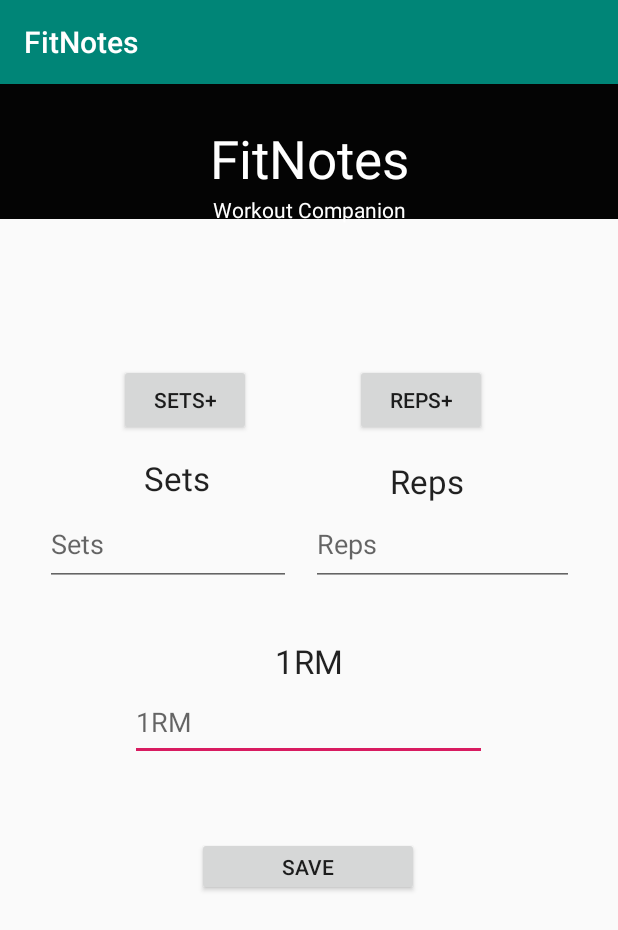
After one commit to angad-singh15/CS449-Project, an Android app: the DropDownActivity screen opened directly, with no data from a screen before it, on a phone screen of 412 x 824 dp. The commit adds this screen. Shown: the top 930 px of the screen. Run offline under Robolectric (Android 15) with nearby library versions, the phone set to English and light mode, and no system bars.

Commit message:
Added activity page for workout section

```diff
--- a/app/src/main/AndroidManifest.xml
+++ b/app/src/main/AndroidManifest.xml
@@ -1,6 +1,6 @@
 <?xml version="1.0" encoding="utf-8"?>
 <manifest xmlns:android="http://schemas.android.com/apk/res/android"
-    package="com.example.fitnotes" >
+    package="com.example.fitnotes">
 
     <application
         android:allowBackup="true"
@@ -8,8 +8,9 @@
         android:label="@string/app_name"
         android:roundIcon="@mipmap/ic_launcher_round"
         android:supportsRtl="true"
-        android:theme="@style/AppTheme" >
-        <activity android:name=".MainActivity" >
+        android:theme="@style/AppTheme">
+        <activity android:name=".DropDownActivity"></activity>
+        <activity android:name=".MainActivity">
             <intent-filter>
                 <action android:name="android.intent.action.MAIN" />
 
--- /dev/null
+++ b/app/src/main/java/com/example/fitnotes/DropDownActivity.java
@@ -0,0 +1,49 @@
+package com.example.fitnotes;
+
+import androidx.appcompat.app.AppCompatActivity;
+
+import android.os.Bundle;
+import android.view.View;
+import android.widget.Button;
+import android.widget.EditText;
+import android.widget.Toast;
+
+public class DropDownActivity extends AppCompatActivity {
+
+    int sets, reps, oneRM;
+    EditText setsInput;
+    EditText repsInput;
+    EditText onermInput;
+
+    Button saveBttn;
+
+    @Override
+    protected void onCreate(Bundle savedInstanceState) {
+        super.onCreate(savedInstanceState);
+        setContentView(R.layout.activity_drop_down);
+
+        setsInput = (EditText) findViewById(R.id.setsInput);
+        repsInput = (EditText) findViewById(R.id.repsInput);
+        onermInput = (EditText) findViewById(R.id.rmInput);
+
+        saveBttn = (Button)findViewById(R.id.saveBttn);
+
+        saveBttn.setOnClickListener(new View.OnClickListener(){
+            @Override
+            public void onClick(View v){
+                sets = Integer.valueOf(setsInput.getText().toString());
+                reps = Integer.valueOf(repsInput.getText().toString());
+                oneRM = Integer.valueOf(onermInput.getText().toString());
+
+                showToast("Sets entered: " + String.valueOf(sets));
+                showToast("Reps entered: " + String.valueOf(reps));
+                showToast("1RM entered: " + String.valueOf(oneRM));
+            }
+
+        });
+    }
+
+    private void showToast(String text){
+        Toast.makeText(DropDownActivity.this, text, Toast.LENGTH_SHORT).show();
+    }
+}
--- a/app/src/main/java/com/example/fitnotes/MainActivity.java
+++ b/app/src/main/java/com/example/fitnotes/MainActivity.java
@@ -2,6 +2,7 @@
 
 import androidx.appcompat.app.AppCompatActivity;
 
+import android.content.Intent;
 import android.graphics.Color;
 import android.os.Bundle;
 import android.view.View;
@@ -26,12 +27,20 @@
 
     @Override
     public void onItemSelected(AdapterView<?> parent, View view, int position, long id) {
-       // ((TextView) parent.getChildAt(0)).setTextColor(Color.WHITE);
-       // ((TextView) parent.getChildAt(0)).setTextSize(15);
+
+        if(parent.getItemAtPosition(position).equals("Choose Your Workout")){
+            // do nothing
+        }
+        else {
+            Intent intent = new Intent(MainActivity.this, DropDownActivity.class);
+            startActivity(intent);
+        }
+
     }
 
     @Override
     public void onNothingSelected(AdapterView<?> parent) {
 
+
     }
 }
--- /dev/null
+++ b/app/src/main/res/layout/activity_drop_down.xml
@@ -0,0 +1,168 @@
+<?xml version="1.0" encoding="utf-8"?>
+<androidx.constraintlayout.widget.ConstraintLayout xmlns:android="http://schemas.android.com/apk/res/android"
+    xmlns:app="http://schemas.android.com/apk/res-auto"
+    xmlns:tools="http://schemas.android.com/tools"
+    android:layout_width="match_parent"
+    android:layout_height="match_parent"
+    tools:context=".DropDownActivity">
+
+    <View
+        android:id="@+id/view2"
+        android:layout_width="wrap_content"
+        android:layout_height="90dp"
+        android:background="#040404"
+        app:layout_constraintBottom_toBottomOf="parent"
+        app:layout_constraintEnd_toEndOf="parent"
+        app:layout_constraintHorizontal_bias="0.0"
+        app:layout_constraintStart_toStartOf="parent"
+        app:layout_constraintTop_toTopOf="parent"
+        app:layout_constraintVertical_bias="0.0" />
+
+    <TextView
+        android:id="@+id/textView"
+        android:layout_width="143dp"
+        android:layout_height="57dp"
+        android:text="FitNotes"
+        android:textAlignment="center"
+        android:textColor="@color/white"
+        android:textSize="35dp"
+        app:layout_constraintBottom_toBottomOf="parent"
+        app:layout_constraintEnd_toEndOf="parent"
+        app:layout_constraintStart_toStartOf="parent"
+        app:layout_constraintTop_toTopOf="parent"
+        app:layout_constraintVertical_bias="0.037" />
+
+    <TextView
+        android:id="@+id/textView3"
+        android:layout_width="wrap_content"
+        android:layout_height="wrap_content"
+        android:text="Workout Companion"
+        android:textColor="@color/white"
+        app:layout_constraintBottom_toBottomOf="parent"
+        app:layout_constraintEnd_toEndOf="parent"
+        app:layout_constraintStart_toStartOf="parent"
+        app:layout_constraintTop_toTopOf="parent"
+        app:layout_constraintVertical_bias="0.099" />
+
+    <EditText
+        android:id="@+id/rmInput"
+        android:layout_width="238dp"
+        android:layout_height="52dp"
+        android:ems="10"
+        android:hint="1RM"
+        android:inputType="number"
+        app:layout_constraintBottom_toBottomOf="parent"
+        app:layout_constraintEnd_toEndOf="parent"
+        app:layout_constraintHorizontal_bias="0.497"
+        app:layout_constraintStart_toStartOf="parent"
+        app:layout_constraintTop_toTopOf="@+id/view2"
+        app:layout_constraintVertical_bias="0.558" />
+
+    <EditText
+        android:id="@+id/setsInput"
+        android:layout_width="164dp"
+        android:layout_height="55dp"
+        android:ems="10"
+        android:hint="Sets"
+        android:inputType="number"
+        app:layout_constraintBottom_toBottomOf="parent"
+        app:layout_constraintEnd_toEndOf="parent"
+        app:layout_constraintHorizontal_bias="0.121"
+        app:layout_constraintStart_toStartOf="parent"
+        app:layout_constraintTop_toTopOf="parent"
+        app:layout_constraintVertical_bias="0.392" />
+
+    <Button
+        android:id="@+id/setsBttn"
+        android:layout_width="wrap_content"
+        android:layout_height="wrap_content"
+        android:layout_marginBottom="100dp"
+        android:text="Sets+"
+        app:layout_constraintBottom_toBottomOf="@+id/setsInput"
+        app:layout_constraintEnd_toEndOf="parent"
+        app:layout_constraintHorizontal_bias="0.244"
+        app:layout_constraintStart_toStartOf="parent"
+        app:layout_constraintTop_toTopOf="parent"
+        app:layout_constraintVertical_bias="1.0" />
+
+    <Button
+        android:id="@+id/repsBttn"
+        android:layout_width="wrap_content"
+        android:layout_height="wrap_content"
+        android:layout_marginBottom="100dp"
+        android:text="Reps+"
+        app:layout_constraintBottom_toBottomOf="@+id/repsInput"
+        app:layout_constraintEnd_toEndOf="parent"
+        app:layout_constraintHorizontal_bias="0.73"
+        app:layout_constraintStart_toStartOf="parent"
+        app:layout_constraintTop_toTopOf="parent"
+        app:layout_constraintVertical_bias="1.0" />
+
+    <EditText
+        android:id="@+id/repsInput"
+        android:layout_width="175dp"
+        android:layout_height="55dp"
+        android:ems="10"
+        android:hint="Reps"
+        android:inputType="number"
+        app:layout_constraintBottom_toBottomOf="parent"
+        app:layout_constraintEnd_toEndOf="parent"
+        app:layout_constraintHorizontal_bias="0.877"
+        app:layout_constraintStart_toStartOf="parent"
+        app:layout_constraintTop_toTopOf="parent"
+        app:layout_constraintVertical_bias="0.392" />
+
+    <Button
+        android:id="@+id/saveBttn"
+        android:layout_width="148dp"
+        android:layout_height="39dp"
+        android:text="Save"
+        app:layout_constraintBottom_toBottomOf="parent"
+        app:layout_constraintEnd_toEndOf="parent"
+        app:layout_constraintHorizontal_bias="0.498"
+        app:layout_constraintStart_toStartOf="parent"
+        app:layout_constraintTop_toBottomOf="@+id/rmInput"
+        app:layout_constraintVertical_bias="0.182" />
+
+    <TextView
+        android:id="@+id/textView4"
+        android:layout_width="wrap_content"
+        android:layout_height="wrap_content"
+        android:layout_marginTop="61dp"
+        android:layout_marginBottom="68dp"
+        android:text="Sets"
+        android:textAppearance="@style/TextAppearance.AppCompat.Large"
+        app:layout_constraintBottom_toBottomOf="@+id/setsInput"
+        app:layout_constraintEnd_toEndOf="parent"
+        app:layout_constraintHorizontal_bias="0.261"
+        app:layout_constraintStart_toStartOf="parent"
+        app:layout_constraintTop_toTopOf="@+id/setsBttn"
+        app:layout_constraintVertical_bias="0.0" />
+
+    <TextView
+        android:id="@+id/textView5"
+        android:layout_width="wrap_content"
+        android:layout_height="wrap_content"
+        android:text="Reps"
+        android:textAppearance="@style/TextAppearance.AppCompat.Large"
+        app:layout_constraintBottom_toTopOf="@+id/repsInput"
+        app:layout_constraintEnd_toEndOf="parent"
+        app:layout_constraintHorizontal_bias="0.717"
+        app:layout_constraintStart_toStartOf="parent"
+        app:layout_constraintTop_toBottomOf="@+id/repsBttn"
+        app:layout_constraintVertical_bias="1.0" />
+
+    <TextView
+        android:id="@+id/textView6"
+        android:layout_width="wrap_content"
+        android:layout_height="wrap_content"
+        android:text="1RM"
+        android:textAppearance="@style/TextAppearance.AppCompat.Large"
+        app:layout_constraintBottom_toTopOf="@+id/rmInput"
+        app:layout_constraintEnd_toEndOf="parent"
+        app:layout_constraintStart_toStartOf="parent"
+        app:layout_constraintTop_toBottomOf="@+id/view2"
+        app:layout_constraintVertical_bias="1.0" />
+
+
+</androidx.constraintlayout.widget.ConstraintLayout>
--- a/app/src/main/res/values/strings.xml
+++ b/app/src/main/res/values/strings.xml
@@ -1,13 +1,14 @@
 <resources>
     <string name="app_name">FitNotes</string>
 
-    <string-array name="WorkoutType" >
+    <string-array name="WorkoutType">
         <item>Choose Your Workout</item>
         <item>Bench Press</item>
         <item>Deadlifts</item>
         <item>Squats</item>
         <item>Shoulder Press</item>
         <item>Bend Over Rows</item>
+
     </string-array>
 
 </resources>
```
